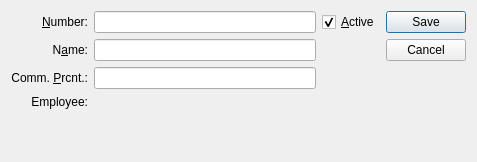
This is xtuple/trunk/guiclient/salesRep.ui in WooodHead/xtuple as Qt 5 draws it before an edit. The edited form follows.
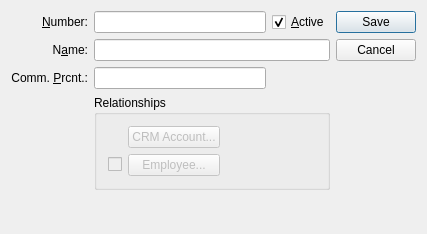
This is the edited form. Custom widgets are drawn as their Qt base class.

Commit message: issue #15146 , issue #15147 , issue #15148 , issue #15149 - convert user, employee, and salesrep to crm accounts. tried to restore some of the symmetry in handling crm account child types. added new error handling utility classes to simplify both gui error checking and database error checking in the application, allowing moving a lot of the error checks down to the trigger and foreign key level.

Patch:
```diff
--- a/xtuple/trunk/guiclient/salesRep.ui
+++ b/xtuple/trunk/guiclient/salesRep.ui
@@ -13,17 +13,25 @@
    <rect>
     <x>0</x>
     <y>0</y>
-    <width>477</width>
-    <height>162</height>
+    <width>427</width>
+    <height>234</height>
    </rect>
   </property>
   <property name="windowTitle">
    <string>Sales Representative</string>
   </property>
   <layout class="QGridLayout" name="gridLayout_2">
+   <item row="0" column="1">
+    <widget class="QDialogButtonBox" name="_buttonBox">
+     <property name="orientation">
+      <enum>Qt::Vertical</enum>
+     </property>
+     <property name="standardButtons">
+      <set>QDialogButtonBox::Cancel|QDialogButtonBox::Save</set>
+     </property>
+    </widget>
+   </item>
    <item row="0" column="0">
-    <layout class="QVBoxLayout" name="verticalLayout">
-     <item>
       <layout class="QGridLayout" name="gridLayout">
        <item row="0" column="0">
         <widget class="QLabel" name="_numberLit">
@@ -64,7 +72,7 @@
          </property>
         </widget>
        </item>
-       <item row="1" column="1">
+     <item row="1" column="1" colspan="2">
         <widget class="XLineEdit" name="_name"/>
        </item>
        <item row="2" column="0">
@@ -93,62 +101,78 @@
          </property>
         </widget>
        </item>
-       <item row="3" column="0">
-        <widget class="QLabel" name="_employeeLit">
-         <property name="text">
-          <string>Employee:</string>
-         </property>
-         <property name="alignment">
-          <set>Qt::AlignRight|Qt::AlignTrailing|Qt::AlignVCenter</set>
-         </property>
-         <property name="buddy">
-          <cstring>_employee</cstring>
-         </property>
-        </widget>
+     <item row="4" column="1">
+      <spacer name="verticalSpacer">
+       <property name="orientation">
+        <enum>Qt::Vertical</enum>
+       </property>
+       <property name="sizeHint" stdset="0">
+        <size>
+         <width>20</width>
+         <height>40</height>
+        </size>
+       </property>
+      </spacer>
        </item>
        <item row="3" column="1" colspan="2">
-        <widget class="EmpCluster" name="_employee"/>
-       </item>
-      </layout>
-     </item>
-     <item>
-      <spacer>
+      <widget class="QGroupBox" name="groupBox">
+       <property name="title">
+        <string>Relationships</string>
+       </property>
+       <layout class="QGridLayout" name="gridLayout_3">
+        <item row="0" column="1">
+         <widget class="QPushButton" name="_crmaccountButton">
+          <property name="enabled">
+           <bool>false</bool>
+          </property>
+          <property name="text">
+           <string>CRM Account...</string>
+          </property>
+         </widget>
+        </item>
+        <item row="1" column="1">
+         <widget class="QPushButton" name="_employeeButton">
+          <property name="enabled">
+           <bool>false</bool>
+          </property>
+          <property name="text">
+           <string>Employee...</string>
+          </property>
+         </widget>
+        </item>
+        <item row="0" column="2">
+         <spacer name="horizontalSpacer">
        <property name="orientation">
-        <enum>Qt::Vertical</enum>
-       </property>
-       <property name="sizeType">
-        <enum>QSizePolicy::Expanding</enum>
+           <enum>Qt::Horizontal</enum>
        </property>
        <property name="sizeHint" stdset="0">
         <size>
-         <width>10</width>
-         <height>0</height>
+            <width>40</width>
+            <height>20</height>
         </size>
        </property>
       </spacer>
      </item>
-    </layout>
-   </item>
-   <item row="0" column="1">
-    <widget class="QDialogButtonBox" name="_buttonBox">
-     <property name="orientation">
-      <enum>Qt::Vertical</enum>
-     </property>
-     <property name="standardButtons">
-      <set>QDialogButtonBox::Cancel|QDialogButtonBox::Save</set>
-     </property>
-    </widget>
+        <item row="1" column="0">
+         <widget class="QCheckBox" name="_employee">
+          <property name="enabled">
+           <bool>false</bool>
+          </property>
+          <property name="text">
+           <string/>
+          </property>
+         </widget>
+        </item>
+       </layout>
+      </widget>
+     </item>
+    </layout>
    </item>
   </layout>
  </widget>
  <layoutdefault spacing="6" margin="11"/>
  <pixmapfunction>qPixmapFromMimeSource</pixmapfunction>
  <customwidgets>
-  <customwidget>
-   <class>EmpCluster</class>
-   <extends>QWidget</extends>
-   <header>empcluster.h</header>
-  </customwidget>
   <customwidget>
    <class>XLineEdit</class>
    <extends>QLineEdit</extends>
```
Left out of the diff: 5 changed lines with no effect on the pictures. Lines whose indentation alone changed are shown as unchanged. The commit also changes 38 other files.
